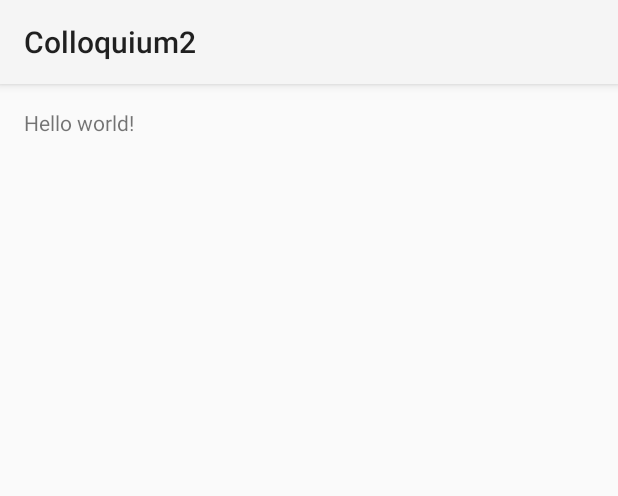
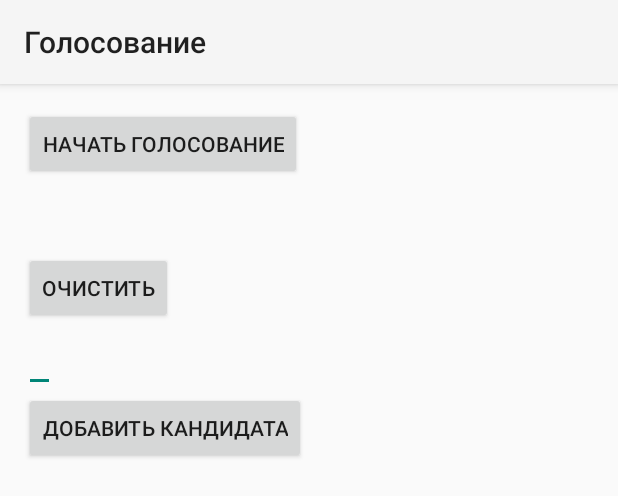
Before and after one commit to zakharvoit/colloquium2, an Android app: the layout activity_main.xml on its own in the app's theme, with its tools: preview values and no code run, on a phone screen of 412 x 824 dp. Shown: the top 496 px of the screen. Run offline under Robolectric (Android 15) with nearby library versions, the phone set to English and light mode, and no system bars.

```diff
--- a/app/src/main/AndroidManifest.xml
+++ b/app/src/main/AndroidManifest.xml
@@ -16,6 +16,10 @@
                 <category android:name="android.intent.category.LAUNCHER" />
             </intent-filter>
         </activity>
+        <activity
+            android:name="ru.ifmo.md.colloquium2.ViewResultsActivity"
+            android:label="@string/title_activity_view_results" >
+        </activity>
     </application>
 
 </manifest>
--- a/app/src/main/res/layout/activity_main.xml
+++ b/app/src/main/res/layout/activity_main.xml
@@ -1,4 +1,4 @@
-<RelativeLayout xmlns:android="http://schemas.android.com/apk/res/android"
+<LinearLayout xmlns:android="http://schemas.android.com/apk/res/android"
     xmlns:tools="http://schemas.android.com/tools"
     android:layout_width="match_parent"
     android:layout_height="match_parent"
@@ -6,11 +6,48 @@
     android:paddingLeft="@dimen/activity_horizontal_margin"
     android:paddingRight="@dimen/activity_horizontal_margin"
     android:paddingTop="@dimen/activity_vertical_margin"
+    android:orientation="vertical"
     tools:context=".MainActivity">
 
-    <TextView
+    <Button
         android:layout_width="wrap_content"
         android:layout_height="wrap_content"
-        android:text="@string/hello_world" />
+        android:text="@string/start"
+        android:id="@+id/start"
+        android:onClick="onStartClick"/>
 
-</RelativeLayout>
+    <Button
+        android:layout_width="wrap_content"
+        android:layout_height="wrap_content"
+        android:id="@+id/stop"
+        android:visibility="invisible"
+        android:onClick="onStopClick"
+        android:text="@string/stop"/>
+
+    <Button
+        android:layout_width="wrap_content"
+        android:layout_height="wrap_content"
+        android:id="@+id/clear"
+        android:onClick="onClearClick"
+        android:text="@string/clear"/>
+
+    <ListView
+        android:layout_width="wrap_content"
+        android:layout_height="wrap_content"
+        android:id="@+id/candidates_list" />
+
+    <EditText
+        android:layout_width="wrap_content"
+        android:layout_height="wrap_content"
+        android:text=""
+        android:id="@+id/new_candidate_name"
+        android:inputType="textPersonName" />
+
+    <Button
+        android:layout_width="wrap_content"
+        android:layout_height="wrap_content"
+        android:text="@string/add_candidate"
+        android:id="@+id/add_candidate"
+        android:onClick="onAddCandidateClick"/>
+
+</LinearLayout>
--- a/app/src/main/res/values/strings.xml
+++ b/app/src/main/res/values/strings.xml
@@ -1,8 +1,12 @@
 <?xml version="1.0" encoding="utf-8"?>
 <resources>
 
-    <string name="app_name">Colloquium2</string>
-    <string name="hello_world">Hello world!</string>
+    <string name="app_name">Голосование</string>
     <string name="action_settings">Settings</string>
+    <string name="start">Начать голосование</string>
+    <string name="stop">Закончить голосование</string>
+    <string name="title_activity_view_results">Результаты голосования</string>
+    <string name="add_candidate">Добавить кандидата</string>
+    <string name="clear">Очистить</string>
 
 </resources>
```
Also changed, not shown: app/src/main/java/ru/ifmo/md/colloquium2/MainActivity.java (+85 -1 lines), app/src/main/java/ru/ifmo/md/colloquium2/Person.java (added, +32 -0 lines), app/src/main/java/ru/ifmo/md/colloquium2/PersonArrayAdapter.java (added, +47 -0 lines), app/src/main/java/ru/ifmo/md/colloquium2/ViewResultsActivity.java (added, +51 -0 lines), app/src/main/res/layout/activity_view_results.xml (added, +14 -0 lines), app/src/main/res/menu/menu_view_results.xml (added, +7 -0 lines).
